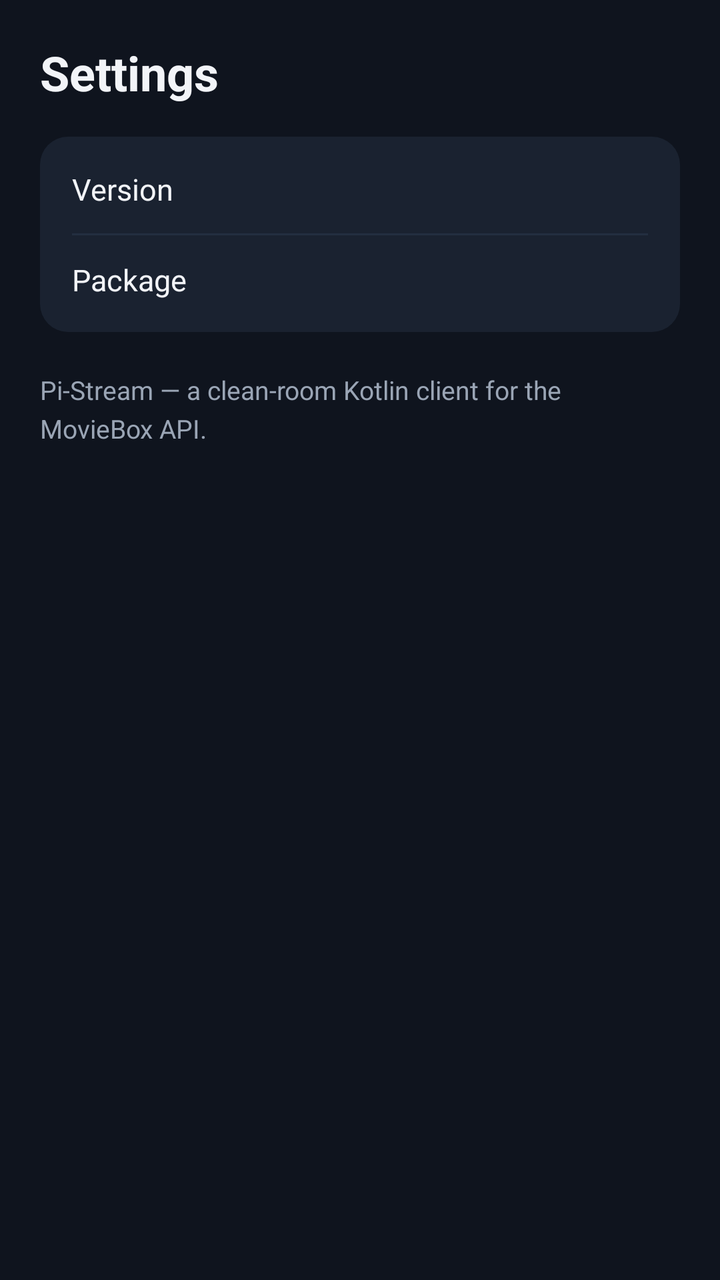
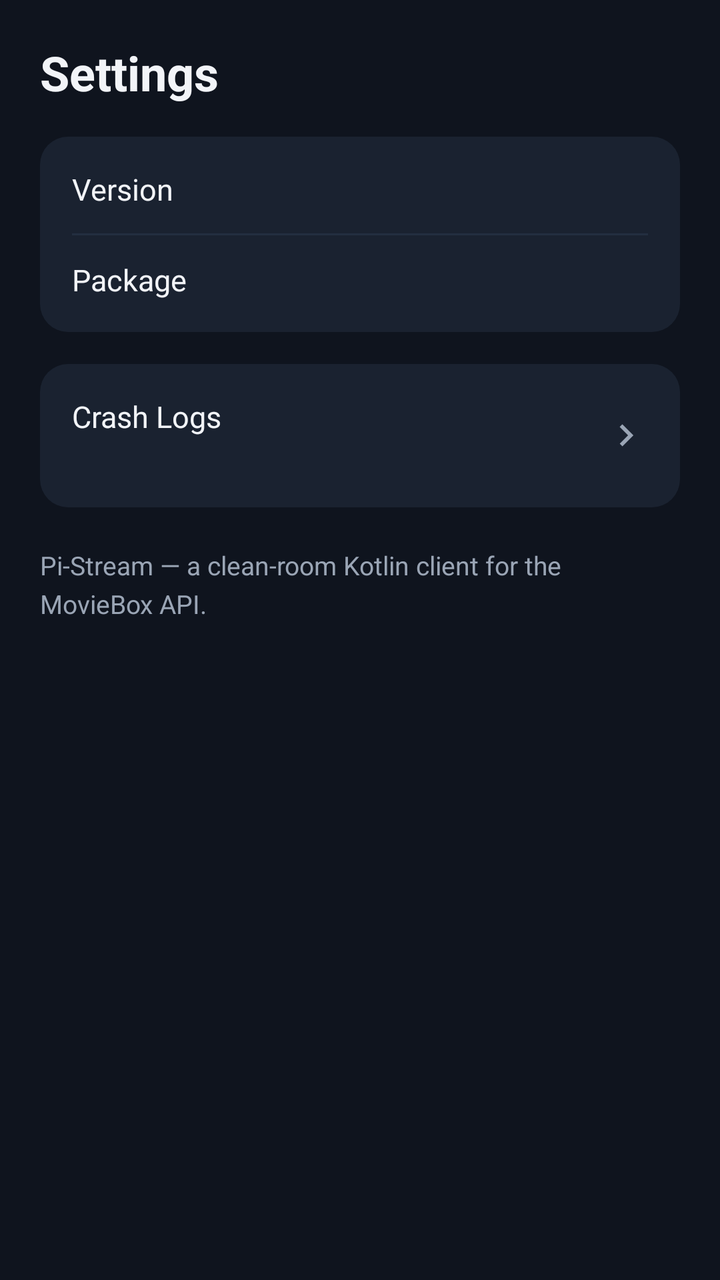

Screens rendered from an Android XML layout before and after an edit, with the pre-edit source and the edit as a unified diff.
<!-- AndroidManifest.xml: application theme Theme.PiStream -->
<!-- res/layout/fragment_settings.xml -->
<?xml version="1.0" encoding="utf-8"?>
<ScrollView xmlns:android="http://schemas.android.com/apk/res/android"
    android:layout_width="match_parent"
    android:layout_height="match_parent"
    android:fitsSystemWindows="true"
    android:background="@color/bg"
    android:fillViewport="true">

    <LinearLayout
        android:layout_width="match_parent"
        android:layout_height="wrap_content"
        android:orientation="vertical"
        android:padding="20dp">

        <TextView
            android:layout_width="wrap_content"
            android:layout_height="wrap_content"
            android:layout_marginBottom="16dp"
            android:text="@string/settings_title"
            android:textColor="@color/text_primary"
            android:textSize="24sp"
            android:textStyle="bold" />

        <LinearLayout
            android:layout_width="match_parent"
            android:layout_height="wrap_content"
            android:background="@drawable/bg_row"
            android:orientation="vertical"
            android:padding="16dp">

            <LinearLayout
                android:layout_width="match_parent"
                android:layout_height="wrap_content"
                android:orientation="horizontal">

                <TextView
                    android:layout_width="0dp"
                    android:layout_height="wrap_content"
                    android:layout_weight="1"
                    android:text="@string/settings_version"
                    android:textColor="@color/text_primary"
                    android:textSize="15sp" />

                <TextView
                    android:id="@+id/versionValue"
                    android:layout_width="wrap_content"
                    android:layout_height="wrap_content"
                    android:textColor="@color/text_secondary"
                    android:textSize="15sp" />
            </LinearLayout>

            <View
                android:layout_width="match_parent"
                android:layout_height="1dp"
                android:layout_marginTop="12dp"
                android:layout_marginBottom="12dp"
                android:background="@color/surface_alt" />

            <LinearLayout
                android:layout_width="match_parent"
                android:layout_height="wrap_content"
                android:orientation="horizontal">

                <TextView
                    android:layout_width="0dp"
                    android:layout_height="wrap_content"
                    android:layout_weight="1"
                    android:text="@string/settings_package"
                    android:textColor="@color/text_primary"
                    android:textSize="15sp" />

                <TextView
                    android:id="@+id/packageValue"
                    android:layout_width="wrap_content"
                    android:layout_height="wrap_content"
                    android:textColor="@color/text_secondary"
                    android:textSize="15sp" />
            </LinearLayout>
        </LinearLayout>

        <TextView
            android:layout_width="match_parent"
            android:layout_height="wrap_content"
            android:layout_marginTop="20dp"
            android:lineSpacingExtra="4dp"
            android:text="@string/settings_about"
            android:textColor="@color/text_secondary"
            android:textSize="13sp" />
    </LinearLayout>
</ScrollView>
<!-- resources referenced by this layout -->
<resources>
  <color name="bg">#0F141E</color>
  <color name="surface_alt">#232E40</color>
  <color name="text_primary">#F2F4F8</color>
  <color name="text_secondary">#9AA5B5</color>
  <!-- drawable bg_row (drawable) -->
  <?xml version="1.0" encoding="utf-8"?>
  <shape xmlns:android="http://schemas.android.com/apk/res/android">
      <solid android:color="@color/surface" />
      <corners android:radius="14dp" />
  </shape>
  <string name="settings_about">Pi-Stream — a clean-room Kotlin client for the MovieBox API.</string>
  <string name="settings_package">Package</string>
  <string name="settings_title">Settings</string>
  <string name="settings_version">Version</string>
  <style name="Theme.PiStream" parent="Theme.Material3.Dark.NoActionBar">
          <item name="colorPrimary">@color/primary</item>
          <item name="colorOnPrimary">@color/text_primary</item>
          <item name="colorSurface">@color/surface</item>
          <item name="android:colorBackground">@color/bg</item>
          <item name="android:statusBarColor">@color/bg</item>
          <item name="android:navigationBarColor">@color/bg</item>
          <item name="android:textColorPrimary">@color/text_primary</item>
          <item name="android:textColorSecondary">@color/text_secondary</item>
      </style>
  <color name="surface">#1A2230</color>
  <color name="primary">#7C4DFF</color>
</resources>

<!-- the commit's change to res/layout/fragment_settings.xml (unified diff, before → after) -->
@@ -78,6 +78,46 @@
             </LinearLayout>
         </LinearLayout>
 
+        <LinearLayout
+            android:id="@+id/crashLogsRow"
+            android:layout_width="match_parent"
+            android:layout_height="wrap_content"
+            android:layout_marginTop="16dp"
+            android:background="@drawable/bg_row"
+            android:gravity="center_vertical"
+            android:orientation="horizontal"
+            android:padding="16dp">
+
+            <LinearLayout
+                android:layout_width="0dp"
+                android:layout_height="wrap_content"
+                android:layout_weight="1"
+                android:orientation="vertical">
+
+                <TextView
+                    android:layout_width="wrap_content"
+                    android:layout_height="wrap_content"
+                    android:text="@string/crash_logs"
+                    android:textColor="@color/text_primary"
+                    android:textSize="15sp" />
+
+                <TextView
+                    android:id="@+id/crashCount"
+                    android:layout_width="wrap_content"
+                    android:layout_height="wrap_content"
+                    android:layout_marginTop="3dp"
+                    android:textColor="@color/text_secondary"
+                    android:textSize="12sp" />
+            </LinearLayout>
+
+            <ImageView
+                android:layout_width="22dp"
+                android:layout_height="22dp"
+                android:importantForAccessibility="no"
+                android:src="@drawable/ic_chevron_right"
+                android:tint="@color/text_secondary" />
+        </LinearLayout>
+
         <TextView
             android:layout_width="match_parent"
             android:layout_height="wrap_content"
<!-- resource entries referenced after the edit -->
@@ -10,6 +10,17 @@
       <solid android:color="@color/surface" />
       <corners android:radius="14dp" />
   </shape>
+  <!-- drawable ic_chevron_right (drawable) -->
+  <vector xmlns:android="http://schemas.android.com/apk/res/android"
+      android:width="24dp"
+      android:height="24dp"
+      android:viewportWidth="24"
+      android:viewportHeight="24">
+      <path
+          android:fillColor="#FFFFFFFF"
+          android:pathData="M10,6L8.59,7.41 13.17,12l-4.58,4.59L10,18l6,-6z" />
+  </vector>
+  <string name="crash_logs">Crash Logs</string>
   <string name="settings_about">Pi-Stream — a clean-room Kotlin client for the MovieBox API.</string>
   <string name="settings_package">Package</string>
   <string name="settings_title">Settings</string>
